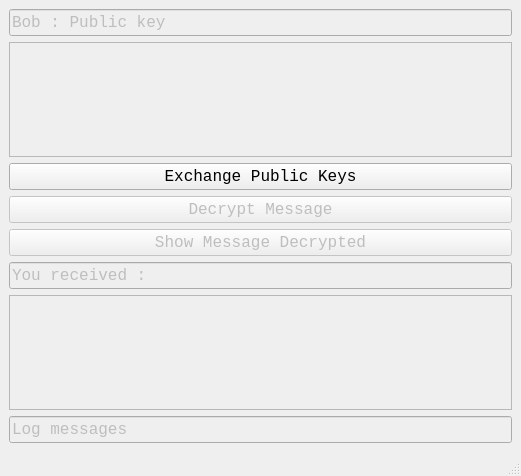
The window that src/Bob/bob.ui (mmorgulis/AES_OpenCL) describes before a commit, drawn with Qt 5.
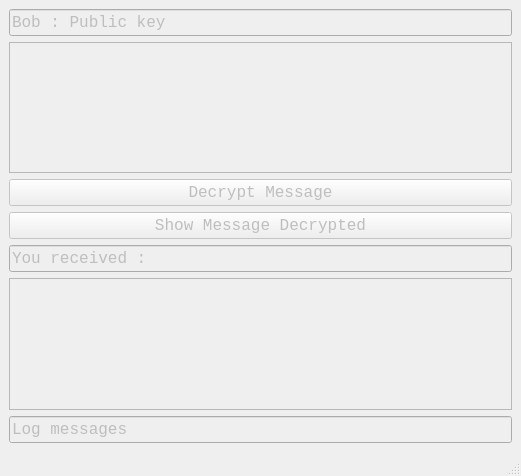
The same window after the commit.

Diff of the .ui file:
```diff
--- a/src/Bob/bob.ui
+++ b/src/Bob/bob.ui
@@ -44,6 +44,12 @@
         <property name="enabled">
          <bool>false</bool>
         </property>
+        <property name="font">
+         <font>
+          <family>Consolas</family>
+          <pointsize>12</pointsize>
+         </font>
+        </property>
         <property name="lineWrapMode">
          <enum>QPlainTextEdit::LineWrapMode::WidgetWidth</enum>
         </property>
@@ -52,18 +58,17 @@
         </property>
        </widget>
       </item>
-      <item>
-       <widget class="QPushButton" name="exchange_button">
-        <property name="text">
-         <string>Exchange Public Keys</string>
-        </property>
-       </widget>
-      </item>
       <item>
        <widget class="QPushButton" name="decrypt_button">
         <property name="enabled">
          <bool>false</bool>
         </property>
+        <property name="font">
+         <font>
+          <family>Consolas</family>
+          <pointsize>12</pointsize>
+         </font>
+        </property>
         <property name="text">
          <string>Decrypt Message</string>
         </property>
@@ -74,6 +79,12 @@
         <property name="enabled">
          <bool>false</bool>
         </property>
+        <property name="font">
+         <font>
+          <family>Consolas</family>
+          <pointsize>12</pointsize>
+         </font>
+        </property>
         <property name="text">
          <string>Show Message Decrypted</string>
         </property>
```
